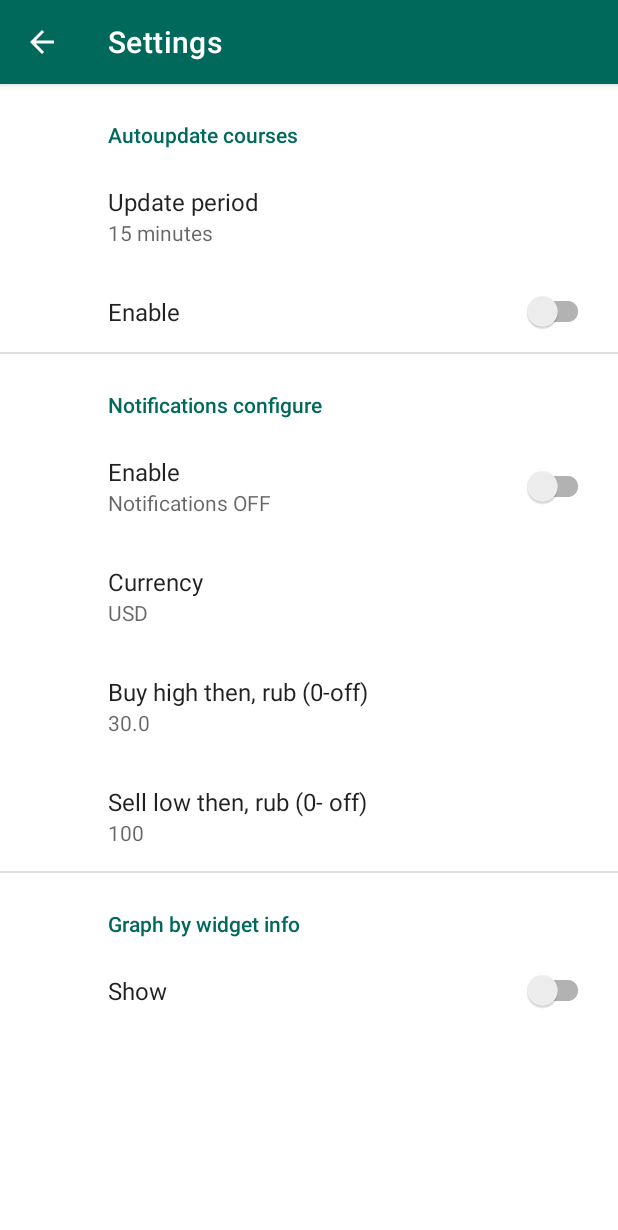
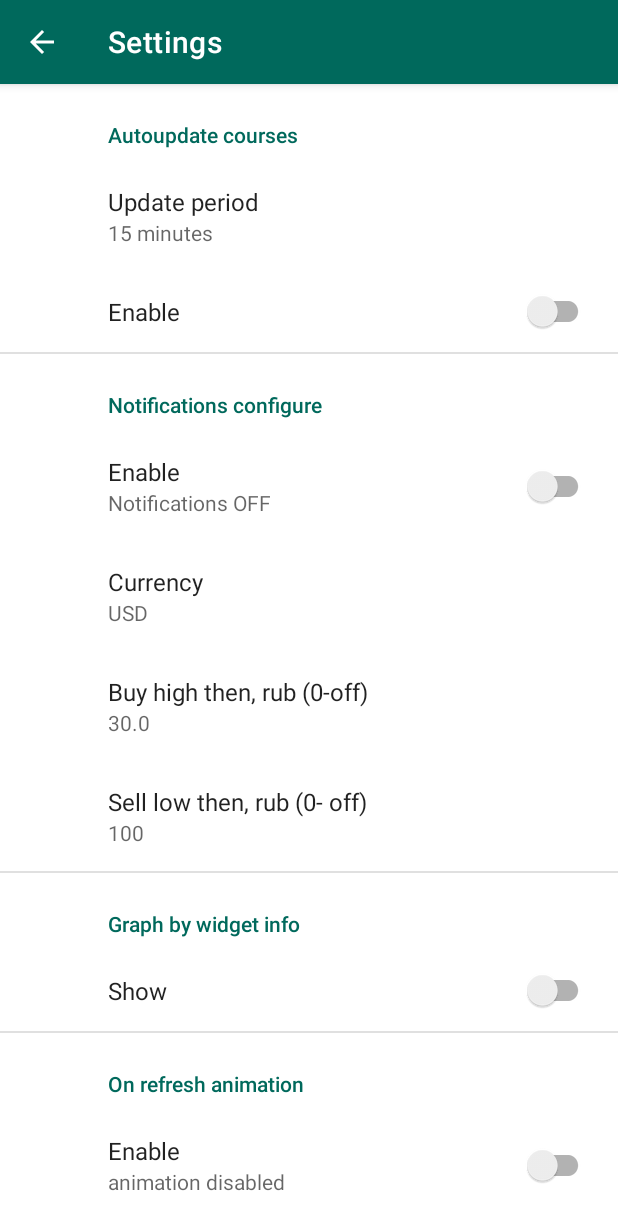
Before and after one commit to SVadimko/CurForecKotlin, an Android app: the screen it shows after launch (SettingsActivity), in the options menu, after a tap on "Settings", on a phone screen of 412 x 824 dp. Shown: the top 1230 px of the screen. Run offline under Robolectric (Android 15) with nearby library versions, the phone set to English and light mode, and no system bars; our stand-ins replace Room's generated code, androidx.preference, navigation-ui.

Commit message:
add onrefresh animation toggle, add coroutines on Now refresh

```diff
--- a/app/src/main/java/com/vadimko/curforeckotlin/ui/now/NowFragment.kt
+++ b/app/src/main/java/com/vadimko/curforeckotlin/ui/now/NowFragment.kt
@@ -12,6 +12,7 @@ import android.view.*
 import android.widget.FrameLayout
 import androidx.fragment.app.Fragment
 import androidx.lifecycle.ViewModelProvider
+import androidx.preference.PreferenceManager
 import androidx.recyclerview.widget.LinearLayoutManager
 import androidx.recyclerview.widget.RecyclerView
 import androidx.swiperefreshlayout.widget.SwipeRefreshLayout
@@ -63,16 +64,12 @@ class NowFragment : Fragment() {
         //tcsRecycle = root.findViewById(R.id.recycletinkoff)
         tcsRecycle.layoutManager = LinearLayoutManager(context)
 
-
-
-
         cbRecycle = binding.recyclecbrf
         //cbRecycle = root.findViewById(R.id.recyclecbrf)
         cbRecycle.layoutManager = LinearLayoutManager(context)
 
         frameLayout = binding.framelay
         //frameLayout = root.findViewById(R.id.framelay)
-
 
         /*swipeRefreshLayout = root.findViewById<SwipeRefreshLayout>(R.id.swipe)
         swipeRefreshLayout.apply {
--- a/app/src/main/java/com/vadimko/curforeckotlin/ui/now/NowViewModel.kt
+++ b/app/src/main/java/com/vadimko/curforeckotlin/ui/now/NowViewModel.kt
@@ -2,10 +2,12 @@ package com.vadimko.curforeckotlin.ui.now
 
 import android.app.Application
 import android.graphics.Rect
+import android.util.Log
 import android.widget.FrameLayout
 import android.widget.Toast
 import androidx.lifecycle.AndroidViewModel
 import androidx.lifecycle.MutableLiveData
+import androidx.preference.PreferenceManager
 import androidx.work.Constraints
 import androidx.work.NetworkType
 import androidx.work.OneTimeWorkRequest
@@ -17,6 +19,9 @@ import com.vadimko.curforeckotlin.cbjsonapi.CurrencyCBjs
 import com.vadimko.curforeckotlin.tcsapi.CurrencyTCS
 import com.vadimko.curforeckotlin.tcsapi.TCSRepository
 import com.vadimko.curforeckotlin.updateWorkers.NowWorker
+import kotlinx.coroutines.Dispatchers
+import kotlinx.coroutines.GlobalScope
+import kotlinx.coroutines.launch
 
 class NowViewModel(application: Application) : AndroidViewModel(application) {
     private val context = getApplication<Application>()
@@ -38,7 +43,9 @@ class NowViewModel(application: Application) : AndroidViewModel(application) {
 
     //конфигурирование и запуск воркера для обновления данных о курсах
     fun startWorker() {
-        val constraints = Constraints.Builder()
+        loadDataTCS()
+        loadDataCB()
+        /*val constraints = Constraints.Builder()
             .setRequiredNetworkType(NetworkType.CONNECTED)
             //.setRequiresCharging(true)
             .build()
@@ -52,14 +59,18 @@ class NowViewModel(application: Application) : AndroidViewModel(application) {
             .setConstraints(constraints)
             //.setInputData(randomData)
             .build()
-        workManager.enqueue(myWorkRequest)
+        workManager.enqueue(myWorkRequest)*/
 
     }
 
     //запуск анимации после обновления курсов
     fun startAnimations(mScale: Float, mDisplaySize: Rect, mRootLayout: FrameLayout) {
-        val coinsAnimator = CoinsAnimator(mScale, mDisplaySize, mRootLayout, context)
-        coinsAnimator.weatherAnimationSnow()
+        val onRefreshAnimation =
+            PreferenceManager.getDefaultSharedPreferences(context).getBoolean("onRefreshAnimation", false)
+        if (onRefreshAnimation) {
+            val coinsAnimator = CoinsAnimator(mScale, mDisplaySize, mRootLayout, context)
+            coinsAnimator.weatherAnimationSnow()
+        }
         Toast.makeText(context, R.string.refreshed, Toast.LENGTH_SHORT).show()
     }
 
@@ -70,7 +81,7 @@ class NowViewModel(application: Application) : AndroidViewModel(application) {
         //лайвдата, получаемая с сайта ЦБ
         var dataCB: MutableLiveData<List<CurrencyCBjs>> = MutableLiveData<List<CurrencyCBjs>>()
 
-        fun loadDataTCS() {
+        /*fun loadDataTCS() {
             val tcsRepository = TCSRepository()
             tcsRepository.getCurrentTCS()
         }
@@ -78,6 +89,22 @@ class NowViewModel(application: Application) : AndroidViewModel(application) {
         fun loadDataCB() {
             val cbJsonRepository = CBjsonRepository()
             cbJsonRepository.getCurrentCB()
+        }*/
+
+        fun loadDataTCS() {
+            GlobalScope.launch(Dispatchers.IO) {
+                //Log.wtf("TKS", "Thread from launch: ${Thread.currentThread().name}")
+                val tcsRepository = TCSRepository()
+                tcsRepository.getCurrentTCS()
+            }
+        }
+
+        fun loadDataCB() {
+            GlobalScope.launch(Dispatchers.IO) {
+                //Log.wtf("CBRF", "Thread from launch: ${Thread.currentThread().name}")
+                val cbJsonRepository = CBjsonRepository()
+                cbJsonRepository.getCurrentCB()
+            }
         }
     }
 }
--- a/app/src/main/res/values/strings.xml
+++ b/app/src/main/res/values/strings.xml
@@ -80,6 +80,9 @@
     <string name="forec">Forecast</string>
     <string name="underscore">______</string>
     <string name="underscore2">_________</string>
+    <string name="refresh_animation">On refresh animation</string>
+    <string name="animation_on">animation enabled</string>
+    <string name="animation_off">animation disabled</string>
 
 
 </resources>
--- a/app/src/main/res/xml/root_preferences.xml
+++ b/app/src/main/res/xml/root_preferences.xml
@@ -58,4 +58,14 @@
                 app:title="@string/widget_title" />
 
     </PreferenceCategory>
+
+    <PreferenceCategory app:title="@string/refresh_animation">
+        <SwitchPreferenceCompat
+                app:key="onRefreshAnimation"
+                app:summary=""
+                app:summaryOn="@string/animation_on"
+                app:summaryOff="@string/animation_off"
+                app:title="@string/notify_enable" />
+
+    </PreferenceCategory>
 </PreferenceScreen>
```
Also changed, not shown: 1 other file.
